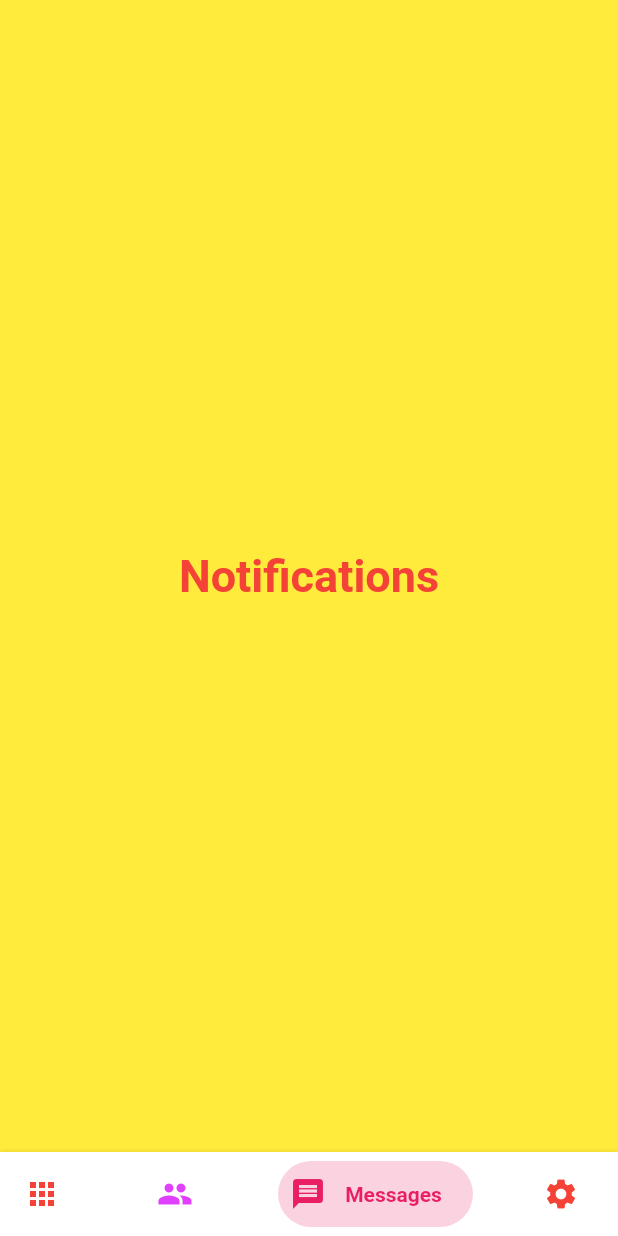
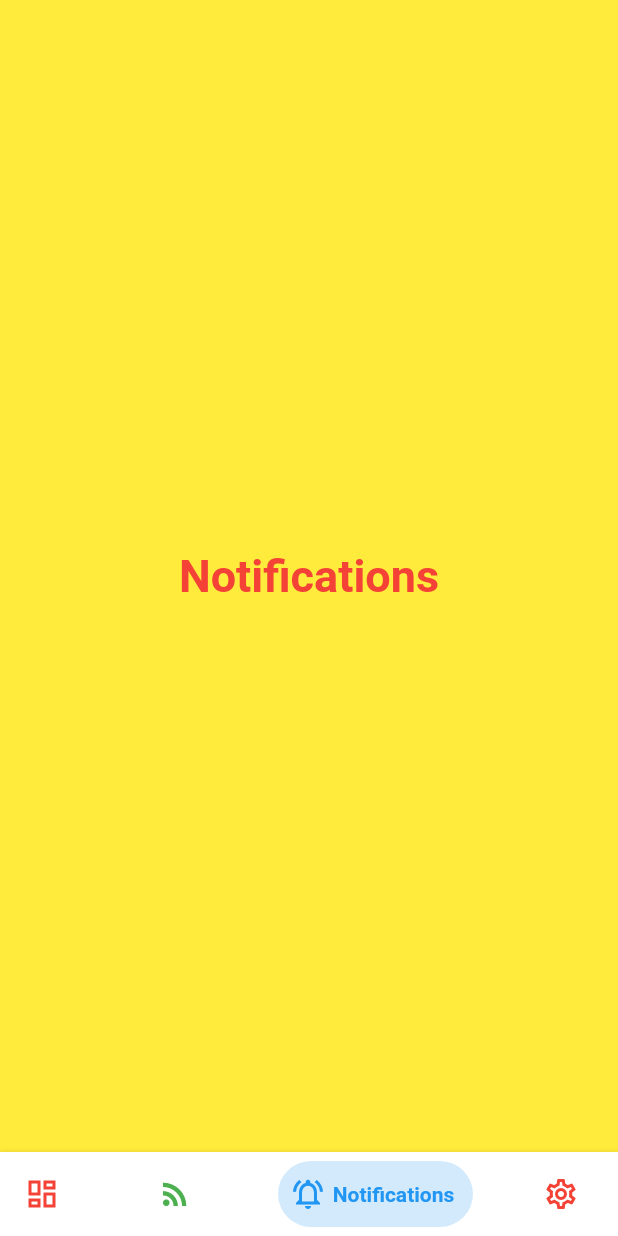
Before and after one commit to xaakib/newsapp_v2, a Flutter app: the screen it shows after launch, item 3 of the bottom bar chosen, on a phone screen of 412 x 824 dp. Run offline on Flutter 3.47's test engine with Material 2 defaults, Android fonts, the phone set to English and light mode, and no system bars; drawn by our look-alikes of bottom_navy_bar; our stand-ins replace font_awesome_flutter.

Commit message:
cnaged icons

```diff
--- a/lib/screens/home_screen.dart
+++ b/lib/screens/home_screen.dart
@@ -1,5 +1,6 @@
 import 'package:bottom_navy_bar/bottom_navy_bar.dart';
 import 'package:flutter/material.dart';
+import 'package:font_awesome_flutter/font_awesome_flutter.dart';
 
 import 'feeds_screen.dart';
 import 'notification_screen.dart';
@@ -29,31 +30,31 @@ class _HomeScreenState extends State<HomeScreen> {
         selectedIndex: _currentIndex,
         showElevation: true,
         itemCornerRadius: 24,
-        curve: Curves.easeIn,
+        curve: Curves.bounceInOut,
         onItemSelected: (index) => setState(() => _currentIndex = index),
         items: <BottomNavyBarItem>[
           BottomNavyBarItem(
-            icon: Icon(Icons.apps),
+            icon: Icon(Icons.dashboard_outlined),
             title: Text('Home'),
             activeColor: Colors.red,
             textAlign: TextAlign.center,
           ),
           BottomNavyBarItem(
-            icon: Icon(Icons.people),
-            title: Text('Users'),
-            activeColor: Colors.purpleAccent,
+            icon: Icon(Icons.rss_feed_outlined),
+            title: Text('Feeds'),
+            activeColor: Colors.green,
             textAlign: TextAlign.center,
           ),
           BottomNavyBarItem(
-            icon: Icon(Icons.message),
+            icon: Icon(Icons.notifications_active_outlined),
             title: Text(
-              'Messages',
+              'Notifications',
             ),
-            activeColor: Colors.pink,
+            activeColor: Colors.blue,
             textAlign: TextAlign.center,
           ),
           BottomNavyBarItem(
-            icon: Icon(Icons.settings),
+            icon: Icon(Icons.settings_outlined),
             title: Text('Settings'),
             activeColor: Colors.blue,
             inactiveColor: Colors.red,
--- a/pubspec.yaml
+++ b/pubspec.yaml
@@ -23,8 +23,9 @@ environment:
 dependencies:
   flutter:
     sdk: flutter
+  bottom_navy_bar: ^5.6.0
   cupertino_icons: ^1.0.2
-  bottom_navy_bar: ^5.6.0
+  font_awesome_flutter: ^8.11.0
 
 dev_dependencies:
   flutter_test:
```
Also changed, not shown: pubspec.lock.
